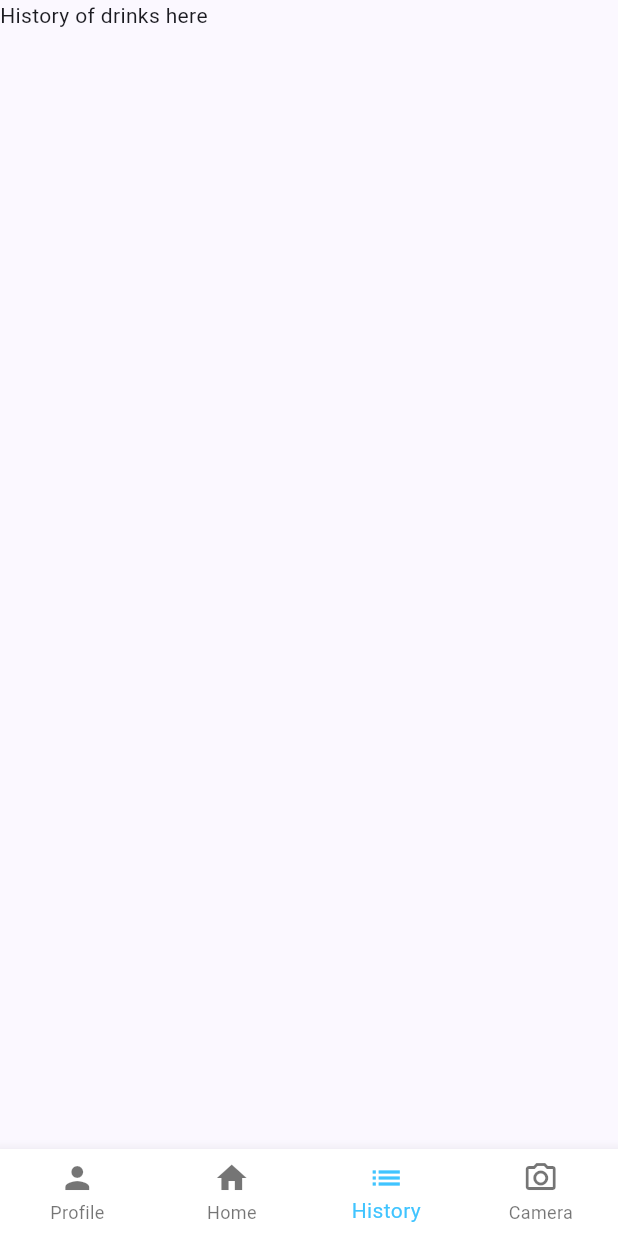
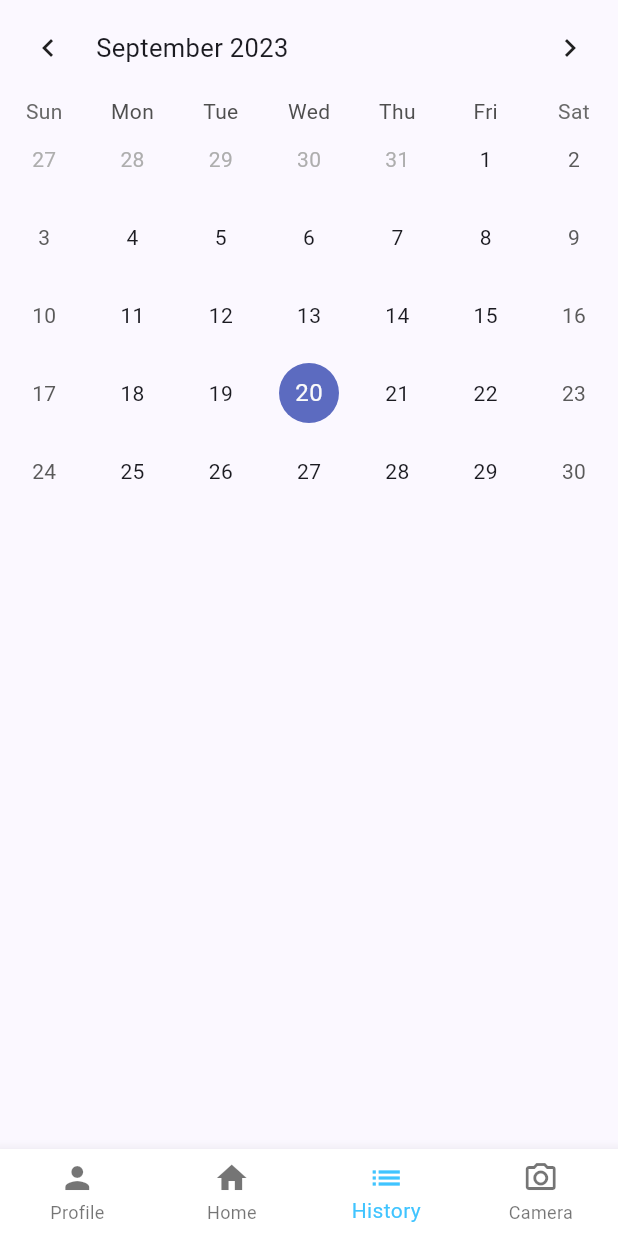
Before and after one commit to JeremyTaraba/alcohol_tracker, a Flutter app: the HistoryScreen screen opened directly, on a phone screen of 412 x 824 dp. Run offline on Flutter 3.47's test engine with Material 2 defaults, Android fonts, the phone set to English and light mode, and no system bars; drawn by our look-alikes of table_calendar; our stand-ins replace camera, cloud_firestore, firebase_auth, firebase_core, liquid_progress_indicator_v2, modal_progress_hud_nsn and 2 more; missing offline and left inert: tflite_flutter; accounts and stored records are empty; project files that could hold a hidden picture were left out.

```diff
--- a/lib/screens/history_screen.dart
+++ b/lib/screens/history_screen.dart
@@ -1,18 +1,46 @@
+import 'package:alcohol_tracker/util/bottom_nav.dart';
 import 'package:flutter/material.dart';
+import 'package:table_calendar/table_calendar.dart';
 
-import '../util/bottom_nav.dart';
-
-class HistoryScreen extends StatelessWidget {
+class HistoryScreen extends StatefulWidget {
   const HistoryScreen({super.key});
 
   @override
+  State<HistoryScreen> createState() => _HistoryScreenState();
+}
+
+class _HistoryScreenState extends State<HistoryScreen> {
+  DateTime _selectedDay = DateTime.now();
+  DateTime _focusedDay = DateTime.now();
+
+  @override
   Widget build(BuildContext context) {
-    return Scaffold(
-      body: Container(
-        child: Text("History of drinks here"),
-      ),
-      bottomNavigationBar: bottomNav(
-        selectedIndex: 2,
+    return Container(
+      color: Colors.white,
+      child: SafeArea(
+        child: Scaffold(
+          body: Container(
+            child: TableCalendar(
+              firstDay: DateTime.utc(2010, 10, 16),
+              lastDay: DateTime.utc(2030, 3, 14),
+              focusedDay: _focusedDay,
+              availableCalendarFormats: const {CalendarFormat.month: "Month"},
+              selectedDayPredicate: (day) {
+                return isSameDay(_selectedDay, day);
+              },
+              pageJumpingEnabled: true,
+              onDaySelected: (selectedDay, focusedDay) {
+                setState(() {
+                  _selectedDay = selectedDay;
+                  _focusedDay = focusedDay; // update `_focusedDay` here as well
+                });
+              },
+            ),
+          ),
+          bottomNavigationBar: bottomNav(
+            selectedIndex: 2,
+          ),
+        ),
       ),
     );
   }
--- a/pubspec.yaml
+++ b/pubspec.yaml
@@ -43,6 +43,7 @@ dependencies:
   path_provider: ^2.1.0
   tflite_flutter: ^0.10.1
   syncfusion_flutter_datepicker: ^22.2.12
+  table_calendar: ^3.0.9
 
 
 
```
Also changed, not shown: pubspec.lock.
